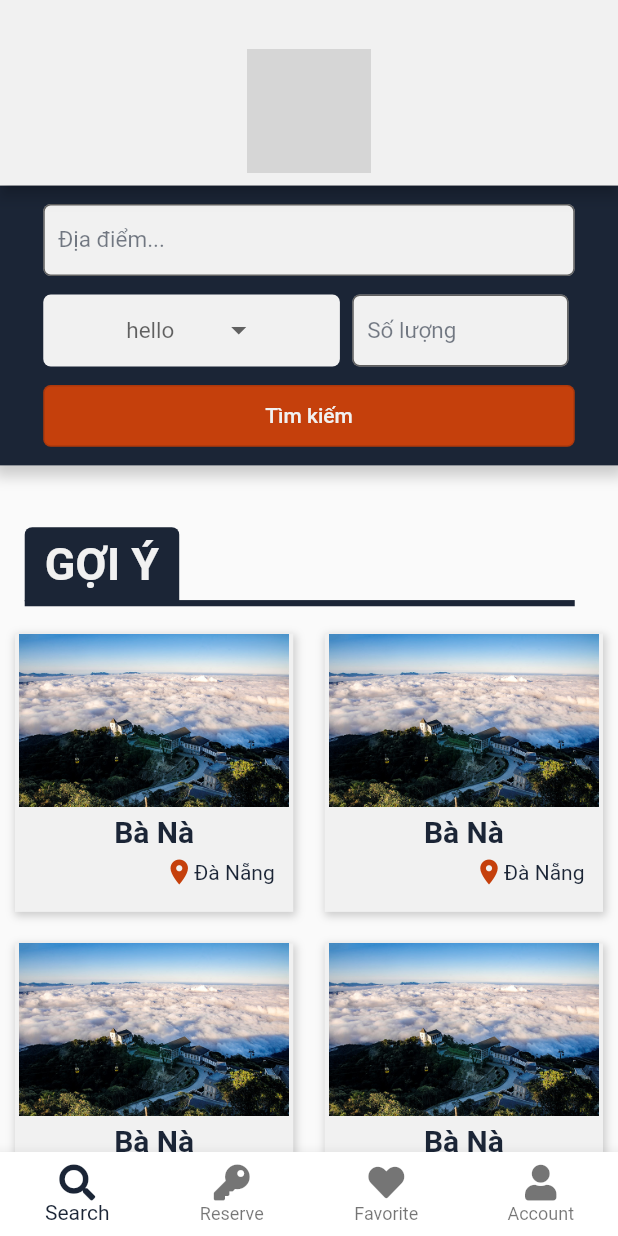
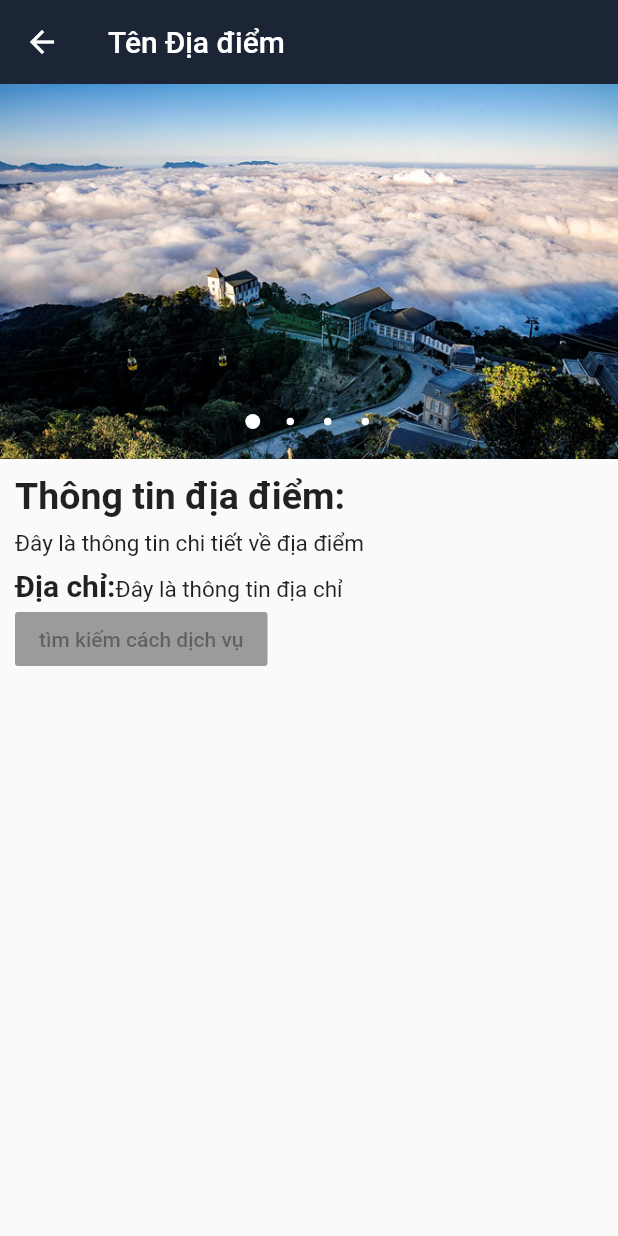
Before and after one commit to BaoKhanh99/Flutter-KaBow, a Flutter app: the screen it shows after launch, after a tap on "Bà Nà", on a phone screen of 412 x 824 dp. Run offline on Flutter 3.47's test engine with Material 2 defaults, Android fonts, the phone set to English and light mode, and no system bars; drawn by our look-alikes of carousel_pro; our stand-ins replace community_material_icon, font_awesome_flutter; grey boxes are pictures that could not be loaded.

Commit message:
add LocationPage

```diff
--- /dev/null
+++ b/lib/Search_Page/LocationPage.dart
@@ -0,0 +1,114 @@
+import 'package:flutter/material.dart';
+import 'package:carousel_pro/carousel_pro.dart';
+
+class LocationPage extends StatefulWidget {
+  LocationPage({Key key}) : super(key: key);
+
+  @override
+  _LocationPageState createState() => _LocationPageState();
+}
+
+class _LocationPageState extends State<LocationPage> {
+  @override
+  Widget build(BuildContext context) {
+    Size size = MediaQuery.of(context).size;
+    return Scaffold(
+      body: SafeArea(
+        child: CustomScrollView(
+          slivers: [
+            SliverAppBar(
+              title: Text("Tên Địa điểm"),
+            ),
+            SliverToBoxAdapter(
+                child: Container(
+              height: 250,
+              width: size.width,
+              child: Carousel(
+                dotSize: 5,
+                dotBgColor: Colors.transparent,
+                animationDuration: Duration(seconds: 0),
+                images: [
+                  Image.asset(
+                    "assets/Images/location/bana.jpg",
+                    fit: BoxFit.cover,
+                  ),
+                  Image.asset(
+                    "assets/Images/location/bana.jpg",
+                    fit: BoxFit.cover,
+                  ),
+                  Image.asset(
+                    "assets/Images/location/bana.jpg",
+                    fit: BoxFit.cover,
+                  ),
+                  Image.asset(
+                    "assets/Images/location/bana.jpg",
+                    fit: BoxFit.cover,
+                  ),
+                ],
+              ),
+            )),
+            SliverToBoxAdapter(child: LocationInformation())
+          ],
+        ),
+      ),
+    );
+  }
+}
+
+class LocationInformation extends StatelessWidget {
+  const LocationInformation({Key key}) : super(key: key);
+
+  @override
+  Widget build(BuildContext context) {
+    return Padding(
+      padding: const EdgeInsets.all(10),
+      child: Column(
+        mainAxisAlignment: MainAxisAlignment.start,
+        crossAxisAlignment: CrossAxisAlignment.start,
+        children: [
+          Text(
+            "Thông tin địa điểm: ",
+            style: TextStyle(
+              fontSize: 25,
+              fontWeight: FontWeight.bold,
+            ),
+          ),
+          Padding(
+            padding: const EdgeInsets.only(top: 8),
+            child: Text(
+              "Đây là thông tin chi tiết về địa điểm",
+              style: TextStyle(
+                fontSize: 15,
+              ),
+            ),
+          ),
+          Padding(
+              padding: const EdgeInsets.only(top: 8),
+              child: Row(
+                crossAxisAlignment: CrossAxisAlignment.end,
+                children: [
+                  Text(
+                    "Địa chỉ:",
+                    style: TextStyle(
+                      fontSize: 20,
+                      fontWeight: FontWeight.bold,
+                    ),
+                  ),
+                  Text(
+                    "Đây là thông tin địa chỉ",
+                    style: TextStyle(
+                      fontSize: 15,
+                      //fontWeight: FontWeight.bold,
+                    ),
+                  )
+                ],
+              )),
+          Container(
+              child: RaisedButton(
+            child: Text("tìm kiếm cách dịch vụ"),
+          ))
+        ],
+      ),
+    );
+  }
+}
--- a/lib/Search_Page/Recommended.dart
+++ b/lib/Search_Page/Recommended.dart
@@ -2,6 +2,8 @@ import 'package:flutter/cupertino.dart';
 import 'package:flutter/material.dart';
 import 'package:font_awesome_flutter/font_awesome_flutter.dart';
 import 'package:kabow/Colors/ProjectColor.dart';
+import 'package:kabow/Search_Page/LocationItem.dart';
+import 'package:kabow/Search_Page/LocationPage.dart';
 
 class Recommended extends StatefulWidget {
   @override
@@ -15,16 +17,13 @@ class _RecommendedState extends State<Recommended> {
     return Container(
       alignment: Alignment.topCenter,
       margin: EdgeInsets.all(10),
-      decoration: BoxDecoration(
-          color: BackgroundColor,
-          boxShadow: [
+      decoration: BoxDecoration(color: BackgroundColor, boxShadow: [
         BoxShadow(
             color: Colors.grey.withOpacity(0.5),
             spreadRadius: 1,
             blurRadius: 4,
             offset: Offset(1, 2))
-          ])
-      ,
+      ]),
       child: Material(
         type: MaterialType.transparency,
         //elevation: 6.0,
@@ -33,12 +32,14 @@ class _RecommendedState extends State<Recommended> {
         child: InkWell(
           onTap: () {
             print("aaaa");
+            Navigator.push(context,
+                MaterialPageRoute(builder: (context) => LocationPage()));
           },
           child: Column(
             children: [
               Container(
                   width: MediaQuery.of(context).size.width,
-                  height: MediaQuery.of(context).size.height*0.14,
+                  height: MediaQuery.of(context).size.height * 0.14,
                   decoration: new BoxDecoration(
                     image: new DecorationImage(
                       image: ExactAssetImage('assets/Images/location/bana.jpg'),
@@ -95,7 +96,8 @@ class TitleRecommended extends StatelessWidget {
   Widget build(BuildContext context) {
     Size size = MediaQuery.of(context).size;
     return Padding(
-      padding: EdgeInsets.only(top: size.height*0.05, bottom: size.height*0.01),
+      padding:
+          EdgeInsets.only(top: size.height * 0.05, bottom: size.height * 0.01),
       child: Column(
         mainAxisAlignment: MainAxisAlignment.start,
         crossAxisAlignment: CrossAxisAlignment.start,
@@ -150,21 +152,17 @@ class _ButtonLoginState extends State<ButtonLogin> {
     Size size = MediaQuery.of(context).size;
     return Container(
       //padding: EdgeInsets.only(top: size.height*0.07, bottom: size.height*0.1),
-      child: Stack(
-        alignment: Alignment.center,
-          children:[
-
+      child: Stack(alignment: Alignment.center, children: [
         Container(
-              width: size.width*0.85,
-              height: size.height*0.2,
-              child:
-              Image.asset('assets/Images/location/bana.jpg', fit: BoxFit.fitWidth,)
-          ),
+            width: size.width * 0.85,
+            height: size.height * 0.2,
+            child: Image.asset(
+              'assets/Images/location/bana.jpg',
+              fit: BoxFit.fitWidth,
+            )),
         Align(
             alignment: Alignment.center,
-              child:
-                Column(
-                  mainAxisAlignment: MainAxisAlignment.center,
+            child: Column(mainAxisAlignment: MainAxisAlignment.center,
                 //crossAxisAlignment: CrossAxisAlignment.center,
                 children: [
                   Container(
@@ -173,25 +171,23 @@ class _ButtonLoginState extends State<ButtonLogin> {
                       height: 35,
                       color: PrimaryColor2,
                       shape: RoundedRectangleBorder(
-                          borderRadius: BorderRadius.circular(6)
-                        ),
-                      onPressed: ()=> print("hello"),
-                      child: Text("Đăng nhập",
-                        style: TextStyle(color: BackgroundColor,
-                          fontSize: 28
-                        ),
+                          borderRadius: BorderRadius.circular(6)),
+                      onPressed: () => print("hello"),
+                      child: Text(
+                        "Đăng nhập",
+                        style: TextStyle(color: BackgroundColor, fontSize: 28),
                       ),
                     ),
                   ),
                   Container(
                     alignment: Alignment.center,
-                      child: Text("Để có thêm nhiều tính năng",style: TextStyle(color: Colors.white, fontSize: 15), ),
+                    child: Text(
+                      "Để có thêm nhiều tính năng",
+                      style: TextStyle(color: Colors.white, fontSize: 15),
                     ),
-
-                ])
                   ),
-        ]
-      ),
+                ])),
+      ]),
     );
   }
 }
--- a/lib/Search_Page/Searching_form.dart
+++ b/lib/Search_Page/Searching_form.dart
@@ -139,7 +139,7 @@ class _SearchingState extends State<Searching_form> {
                               color: PrimaryColor,
                               fontSize: 15,
                             ),
-                            hint: Text("hello"),
+                            hint: Text("Mục đích"),
                             dropdownColor: BackgroundColor,
                           )),
                         ),
--- a/pubspec.yaml
+++ b/pubspec.yaml
@@ -29,6 +29,7 @@ dependencies:
   # Use with the CupertinoIcons class for iOS style icons.
   cupertino_icons: ^1.0.2
   font_awesome_flutter: ^9.0.0
+  carousel_pro: ^1.0.0
 
 dev_dependencies:
   flutter_test:
```
Also changed, not shown: lib/Search_Page/LocationItem.dart (added, +95 -0 lines), lib/Search_Page/LocationList.dart (deleted, +0 -18 lines), lib/Search_Page/SearchingListPage.dart (+10 -78 lines), pubspec.lock. Lines whose indentation alone changed are shown as unchanged.
